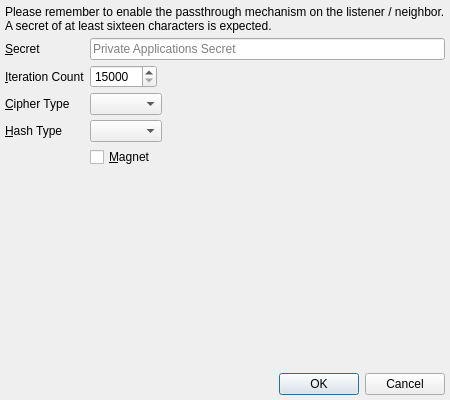
textbrowser/spot-on, file branches/trunk/UI/spot-on-private-application-credentials.ui: the form before one commit.
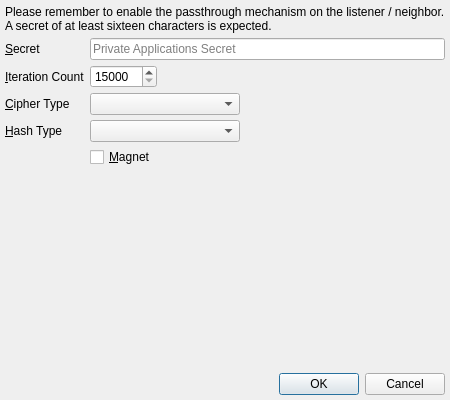
The form after the commit. Icons and pictures are not drawn.

Commit message: Minimum contents lengths.

The edit to the form file:
```diff
--- a/branches/trunk/UI/spot-on-private-application-credentials.ui
+++ b/branches/trunk/UI/spot-on-private-application-credentials.ui
@@ -92,6 +92,9 @@
          <property name="sizeAdjustPolicy">
           <enum>QComboBox::AdjustToContents</enum>
          </property>
+         <property name="minimumContentsLength">
+          <number>15</number>
+         </property>
         </widget>
        </item>
        <item>
@@ -119,6 +122,9 @@
          <property name="sizeAdjustPolicy">
           <enum>QComboBox::AdjustToContents</enum>
          </property>
+         <property name="minimumContentsLength">
+          <number>15</number>
+         </property>
         </widget>
        </item>
        <item>
```
The commit also changes 10 other files.
